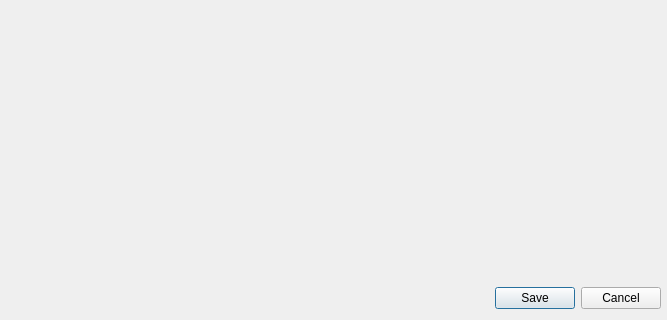
Qt form src/corelayers/xsettingsdialog/xsettingsdialog.ui (euroelessar/qutim) before a commit; both pictures show x 0 to 667 and y 392 to 712 of the 667 by 712 pixel window.
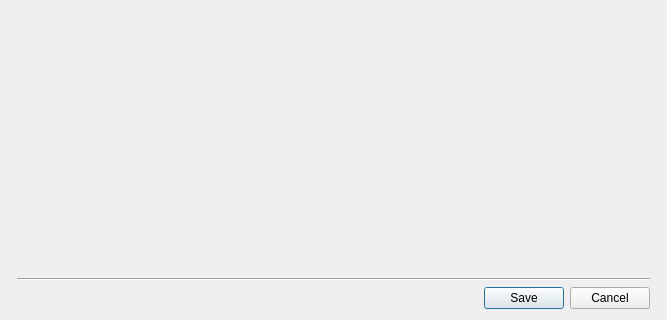
The same form after that commit. Custom widgets are drawn as their Qt base class.

```diff
--- a/src/corelayers/xsettingsdialog/xsettingsdialog.ui
+++ b/src/corelayers/xsettingsdialog/xsettingsdialog.ui
@@ -14,13 +14,7 @@
    <string>XSettingsDialog</string>
   </property>
   <layout class="QGridLayout" name="gridLayout_2">
-   <property name="leftMargin">
-    <number>0</number>
-   </property>
-   <property name="topMargin">
-    <number>0</number>
-   </property>
-   <property name="rightMargin">
+   <property name="margin">
     <number>0</number>
    </property>
    <item row="0" column="0">
@@ -76,10 +70,26 @@
       <number>6</number>
      </property>
      <item>
+      <widget class="QWidget" name="buttonsWidget" native="true">
+       <layout class="QVBoxLayout" name="verticalLayout">
+        <property name="topMargin">
+         <number>0</number>
+        </property>
+        <item>
+         <widget class="Line" name="line">
+          <property name="orientation">
+           <enum>Qt::Horizontal</enum>
+          </property>
+         </widget>
+        </item>
+        <item>
       <widget class="QDialogButtonBox" name="buttonBox">
        <property name="standardButtons">
         <set>QDialogButtonBox::Cancel|QDialogButtonBox::Save</set>
        </property>
+         </widget>
+        </item>
+       </layout>
       </widget>
      </item>
     </layout>
```
Lines whose indentation alone changed are shown as unchanged.
